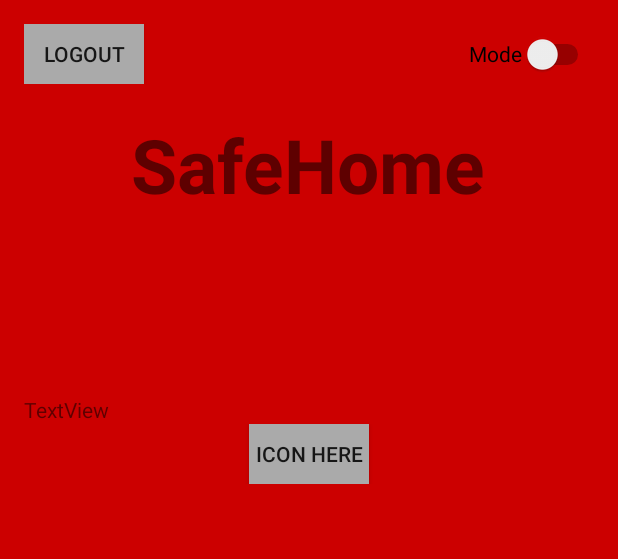
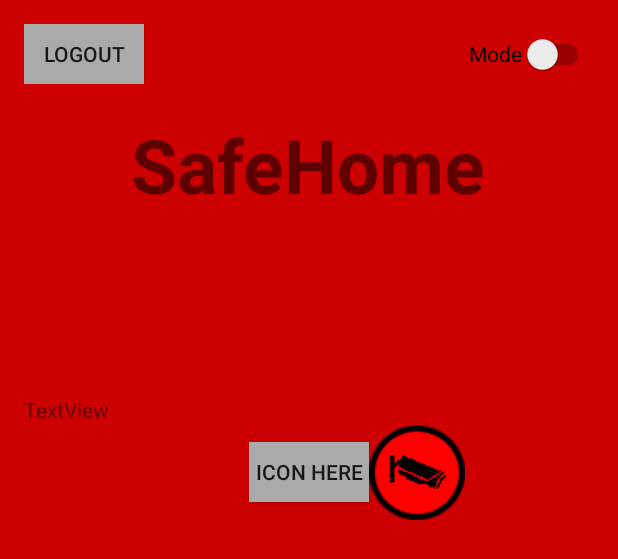
Before and after one commit to Moonking94/SafeHome, an Android app: the layout activity_main.xml on its own in the app's theme, with its tools: preview values and no code run, on a phone screen of 412 x 824 dp. Shown: the top 559 px of the screen. Run offline under Robolectric (Android 15) with nearby library versions, the phone set to English and light mode, and no system bars.

Commit message:
15/10/2016, 7:29 PM insert surveillance button on layout(no back code yet) add start_surveillance icon

```diff
--- a/app/src/main/res/layout/activity_main.xml
+++ b/app/src/main/res/layout/activity_main.xml
@@ -1,5 +1,6 @@
 <?xml version="1.0" encoding="utf-8"?>
 <LinearLayout xmlns:android="http://schemas.android.com/apk/res/android"
+    xmlns:app="http://schemas.android.com/apk/res-auto"
     xmlns:tools="http://schemas.android.com/tools"
     android:layout_width="match_parent"
     android:layout_height="match_parent"
@@ -63,6 +64,15 @@
             android:background="@android:color/darker_gray"
             android:text="icon here" />
 
+        <ImageButton
+            android:id="@+id/btnStartSurveillance"
+            android:layout_width="wrap_content"
+            android:layout_height="wrap_content"
+            android:layout_centerInParent="true"
+            android:layout_toRightOf="@id/button_surveillance"
+            android:background="@android:color/transparent"
+            android:src="@drawable/start_surveillance" />
+
     </RelativeLayout>
 
 </LinearLayout>
```
Also changed, not shown: app/src/main/res/drawable/start_surveillance.png (added).
